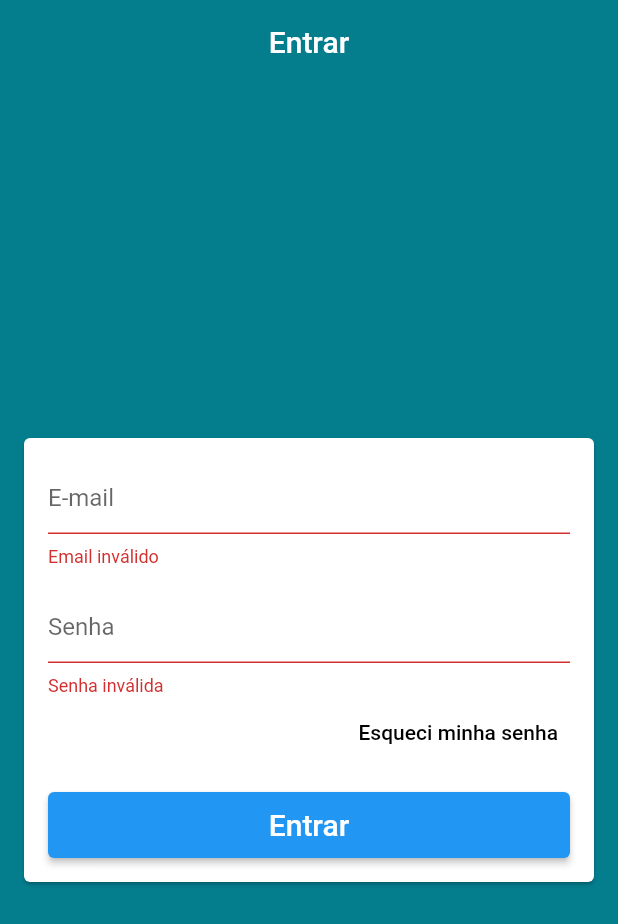
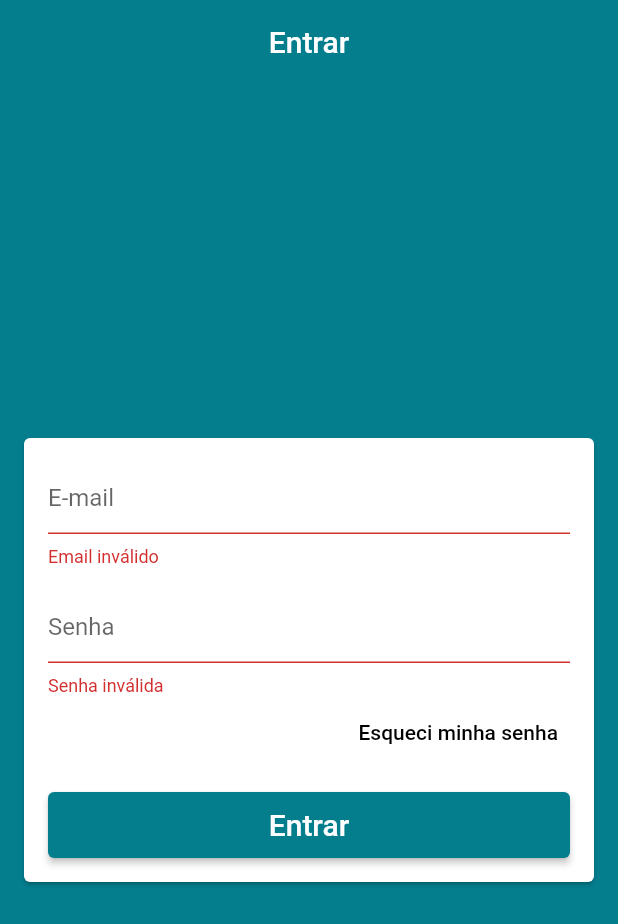
Before and after one commit to Dandy27/virtual-store, a Flutter app: the screen it shows after launch, after a tap on "Entrar", on a phone screen of 412 x 824 dp. Shown: the top 924 px of the screen. Run offline on Flutter 3.47's test engine with Material 2 defaults, Android fonts, the phone set to English and light mode, and no system bars; our stand-ins replace cloud_firestore, firebase_auth; accounts and stored records are empty.

Commit message:
Indicando a causa de erro no login

```diff
--- a/virtual_store_app/lib/base/screens/login/login_screen.dart
+++ b/virtual_store_app/lib/base/screens/login/login_screen.dart
@@ -8,10 +8,13 @@ class LoginScreen extends StatelessWidget {
   final TextEditingController emailController = TextEditingController();
   final TextEditingController passController = TextEditingController();
   final GlobalKey<FormState> formKey = GlobalKey<FormState>();
+  final  GlobalKey<ScaffoldState> scaffoldKey =
+      GlobalKey<ScaffoldState>();
 
   @override
   Widget build(BuildContext context) {
     return Scaffold(
+      key: scaffoldKey,
       appBar: AppBar(
         title: Text('Entrar'),
         centerTitle: true,
@@ -65,12 +68,25 @@ class LoginScreen extends StatelessWidget {
                 SizedBox(
                   height: 44,
                   child: ElevatedButton(
+                    style: ElevatedButton.styleFrom(
+                        primary: Theme.of(context).primaryColor),
                     onPressed: () {
                       if (formKey.currentState.validate()) {
                         context.read<UserManager>().signIn(
-                          User(email: emailController.text,
-                          password: passController.text)
-                        );
+                            user: User(
+                                email: emailController.text,
+                                password: passController.text),
+                            onFail: (e) {
+                              scaffoldKey.currentState.showSnackBar(
+                                SnackBar(
+                                  content: Text('Falha ao entrar: $e '),
+                                  backgroundColor: Colors.red,
+                                ),
+                              );
+                            },
+                            onSuccess: () {
+                              // TODO FECHAR A TELA DE LOGIN
+                            });
                       }
                     },
                     child: const Text(
--- a/virtual_store_app/pubspec.yaml
+++ b/virtual_store_app/pubspec.yaml
@@ -37,7 +37,7 @@ dev_dependencies:
   flutter_test:
     sdk: flutter
 
-  lint: ^1.2.0
+
 
 # For information on the generic Dart part of this file, see the
 # following page: https://dart.dev/tools/pub/pubspec
```
Also changed, not shown: virtual_store_app/lib/helpers/firebase_errors.dart (added, +25 -0 lines), virtual_store_app/lib/models/user_manager.dart (+5 -2 lines), virtual_store_app/pubspec.lock.
